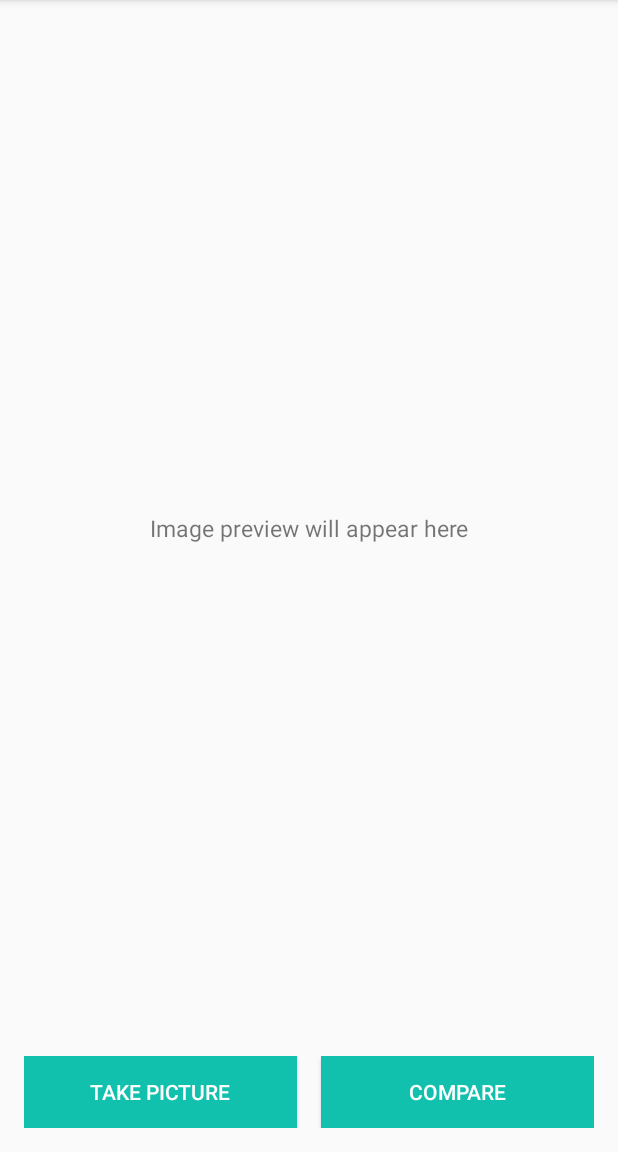
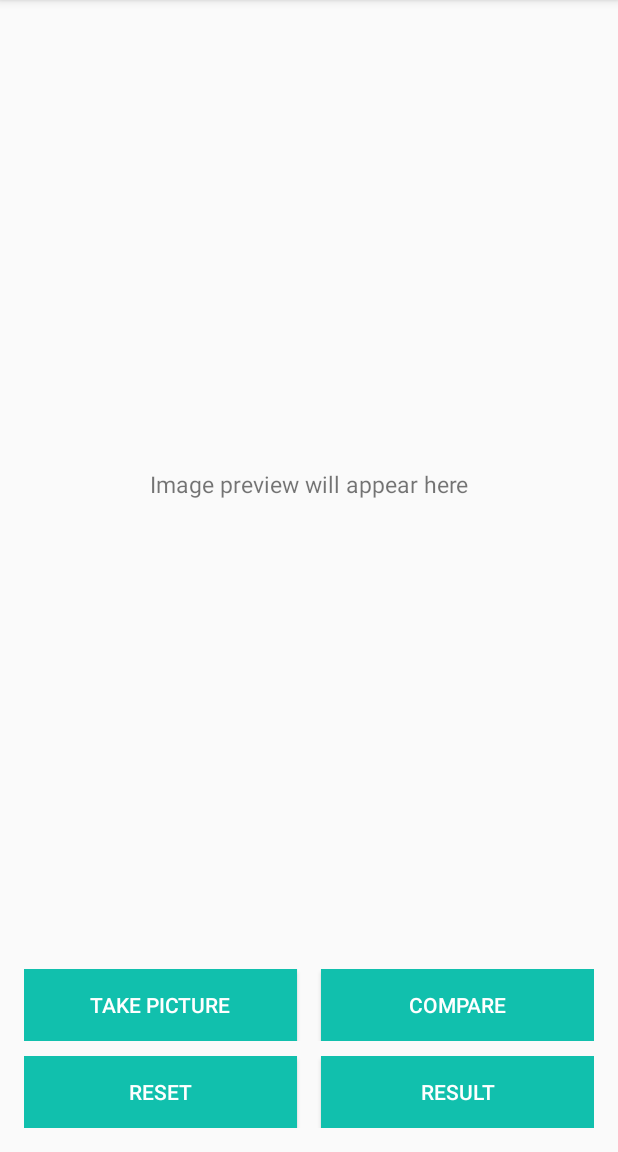
Before and after one commit to ShaGodG/ButterFly, an Android app: the GameActivity screen opened directly, with no data from a screen before it, on a phone screen of 412 x 824 dp, the part 84-1236 px from its top. Run offline under Robolectric (Android 15) with nearby library versions, the phone set to English and light mode, and no system bars; our stand-ins replace CircleImageView, Volley; libraries missing offline, so code that uses them is left out: com.karumi.dexter, id.zelory.compressor; 1 statement that could not run was skipped.

Commit message:
Compare Images

```diff
--- a/app/build.gradle
+++ b/app/build.gradle
@@ -69,6 +69,8 @@ dependencies {
     androidTestImplementation 'com.android.support.test.espresso:espresso-core:3.0.2'
 
     implementation 'com.android.support.constraint:constraint-layout:1.1.0'
+    implementation 'com.android.volley:volley:1.1.1'
+    implementation 'com.google.code.gson:gson:2.8.5'
 
 
     implementation 'org.apache.httpcomponents:httpcore:4.4.12'
--- a/app/src/main/java/com/tbg/www/thebutterflycorner/GameActivity.java
+++ b/app/src/main/java/com/tbg/www/thebutterflycorner/GameActivity.java
@@ -2,9 +2,12 @@ package com.tbg.www.thebutterflycorner;
 
 
 import android.Manifest;
+import android.app.Dialog;
 import android.content.DialogInterface;
 import android.content.Intent;
 import android.graphics.Bitmap;
+import android.graphics.Color;
+import android.graphics.drawable.ColorDrawable;
 import android.net.Uri;
 import android.os.Bundle;
 import android.provider.MediaStore;
@@ -12,6 +15,7 @@ import android.text.TextUtils;
 import android.util.Log;
 import android.view.View;
 import android.widget.Button;
+import android.widget.GridView;
 import android.widget.ImageView;
 import android.widget.TextView;
 import android.widget.Toast;
@@ -19,7 +23,14 @@ import android.widget.Toast;
 import androidx.annotation.Nullable;
 import androidx.appcompat.app.AlertDialog;
 import androidx.appcompat.app.AppCompatActivity;
+import androidx.fragment.app.FragmentManager;
 
+import com.android.volley.RequestQueue;
+import com.android.volley.Response;
+import com.android.volley.VolleyError;
+import com.android.volley.toolbox.JsonArrayRequest;
+import com.android.volley.toolbox.Volley;
+import com.google.gson.JsonArray;
 import com.karumi.dexter.Dexter;
 import com.karumi.dexter.MultiplePermissionsReport;
 import com.karumi.dexter.PermissionToken;
@@ -34,8 +45,13 @@ import org.apache.http.entity.mime.HttpMultipartMode;
 import org.apache.http.entity.mime.MultipartEntityBuilder;
 import org.apache.http.impl.client.DefaultHttpClient;
 import org.apache.http.util.EntityUtils;
+import org.json.JSONArray;
+import org.json.JSONException;
+import org.json.JSONObject;
 
 import java.io.File;
+import java.util.ArrayList;
+import java.util.Arrays;
 import java.util.List;
 
 import id.zelory.compressor.Compressor;
@@ -55,6 +71,9 @@ public class GameActivity extends AppCompatActivity {
     // Bitmap sampling size
     public static final int BITMAP_SAMPLE_SIZE = 8;
 
+    GridView gridView;
+    ArrayList<String>gridViewStringDesc;
+
     // Gallery directory name to store the images or videos
     public static final String GALLERY_DIRECTORY_NAME = "TheButterflyCorner";
 
@@ -63,15 +82,36 @@ public class GameActivity extends AppCompatActivity {
 
     private static String imageStoragePath;
 
+    ArrayList<ModelCompare>my_list;
+
     private TextView txtDescription;
     private ImageView imgPreview;
-    private Button btnCapturePicture, btnCompare;
+    RequestQueue requestQueue;;
+    String result;
+
+    public String getResult() {
+        return result;
+    }
+
+    public void setResult(String result) {
+        this.result = result;
+    }
+
+    private Button btnCapturePicture, btnCompare,btnReset,btnResult;
+    private static final String SERVER_URL ="http://gandharva19.pythonanywhere.com";
 
 
     @Override
     protected void onCreate(Bundle savedInstanceState) {
         super.onCreate(savedInstanceState);
         setContentView(R.layout.activity_game);
+
+        requestQueue = Volley.newRequestQueue(this);
+        my_list=new ArrayList<>();
+
+        //dialog fragments
+        final FragmentManager fm = getSupportFragmentManager();
+        final ButterflyFragment butterflyFragment= new ButterflyFragment();
 
 
         // Checking availability of the camera
@@ -84,6 +124,8 @@ public class GameActivity extends AppCompatActivity {
         }
         txtDescription = findViewById(R.id.txt_descs);
         imgPreview = findViewById(R.id.imgPreviews);
+        btnReset=findViewById(R.id.btnReset);
+        btnResult=findViewById(R.id.btnResult);
 
         btnCapturePicture = findViewById(R.id.btnCapturePicture);
         btnCompare = findViewById(R.id.btnCompare);
@@ -102,12 +144,21 @@ public class GameActivity extends AppCompatActivity {
                 }
             }
         });
-
+        btnReset.setOnClickListener(new View.OnClickListener() {
+            @Override
+            public void onClick(View v) {
+                imgPreview.setImageDrawable(null);
+            }
+        });
         btnCompare.setOnClickListener(new View.OnClickListener() {
             @Override
             public void onClick(View v) {
+                Toast.makeText(getApplicationContext(),"Score: 100 ",Toast.LENGTH_SHORT);
+
                 try
                 {
+
+
                     HttpClient client = new DefaultHttpClient();
                     HttpPost post = new HttpPost("http://gandharva19.pythonanywhere.com");
 
@@ -128,10 +179,45 @@ public class GameActivity extends AppCompatActivity {
                     post.setEntity(entity);
                     HttpResponse response = client.execute(post);
                     HttpEntity httpEntity = response.getEntity();
-                    String result = EntityUtils.toString(httpEntity);
+                    result = EntityUtils.toString(httpEntity);
                     Log.v("result", result);
+                    Toast.makeText(GameActivity.this, result, Toast.LENGTH_SHORT).show();
+                    setResult(result);
 
-                    Toast.makeText(getApplicationContext(), result, Toast.LENGTH_LONG).show();
+                    Bundle args = new Bundle();
+                    args.putString("name",result);
+                    butterflyFragment.setArguments(args);
+
+
+
+
+                    butterflyFragment.show(fm,"butterflies");
+
+
+
+
+
+
+
+
+
+                    //final Dialog dialog = new Dialog(getApplicationContext());
+
+                    //dialog.setContentView(R.layout.dialog_images);
+                    //dialog.getWindow().setBackgroundDrawable(new ColorDrawable(Color.TRANSPARENT));
+                    //GridView gridView = dialog.findViewById(R.id.gridView);
+                   // DialogGridAdapter adapterViewAndroid = new DialogGridAdapter(GameActivity.this, gridViewString, gridViewImageId);
+                    //gridView=(GridView)findViewById(R.id.grid_view_image_text);
+                   // gridView.setAdapter(adapterViewAndroid);
+                   // dialog.show();
+
+
+
+
+
+
+                    // Intent i = new Intent(GameActivity.this,ButterfluyActivity.class);
+                    //startActivity(i);
                 }
                 catch(Exception e)
                 {
@@ -140,8 +226,20 @@ public class GameActivity extends AppCompatActivity {
             }
         });
 
+        btnResult.setOnClickListener(new View.OnClickListener() {
+
+
+            @Override
+            public void onClick(View v) {
+
+            }
+        });
+
         restoreFromBundle(savedInstanceState);
     }
+
+
+
 
     private void restoreFromBundle(Bundle savedInstanceState) {
         if (savedInstanceState != null) {
--- a/app/src/main/res/layout/activity_game.xml
+++ b/app/src/main/res/layout/activity_game.xml
@@ -67,4 +67,37 @@
             android:text="@string/compare"
             android:textColor="@android:color/white" />
     </LinearLayout>
+
+    <LinearLayout
+        android:layout_marginTop="10dp"
+        android:layout_width="match_parent"
+        android:layout_height="wrap_content"
+        android:orientation="horizontal"
+        android:weightSum="2">
+
+        <!-- Capture picture button -->
+        <Button
+
+            android:id="@+id/btnReset"
+            android:layout_width="0dp"
+            android:layout_height="wrap_content"
+            android:layout_marginRight="@dimen/dimen_8"
+            android:layout_weight="1"
+            android:background="@color/colorPrimary"
+            android:foreground="?attr/selectableItemBackground"
+            android:text="Reset"
+            android:textColor="@android:color/white" />
+
+        <!-- Record video button -->
+        <Button
+            android:id="@+id/btnResult"
+            android:layout_width="0dp"
+            android:layout_height="wrap_content"
+            android:layout_marginLeft="@dimen/dimen_8"
+            android:layout_weight="1"
+            android:background="@color/colorPrimary"
+            android:foreground="?attr/selectableItemBackground"
+            android:text="Result"
+            android:textColor="@android:color/white" />
+    </LinearLayout>
 </LinearLayout>
```
Also changed, not shown: app/src/main/java/com/tbg/www/thebutterflycorner/ButterflyFragment.java (added, +67 -0 lines), app/src/main/java/com/tbg/www/thebutterflycorner/DialogGridAdapter.java (added, +69 -0 lines), app/src/main/java/com/tbg/www/thebutterflycorner/ModelCompare.java (added, +28 -0 lines), app/src/main/res/layout/dialog_images.xml (added, +21 -0 lines).
